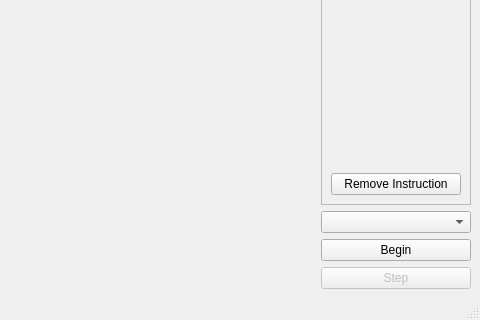
Above: simulator/OSProcessSim/mainwindow.ui from Kastautor/OSProcessSim before the change; both pictures show x 302 to 782 and y 280 to 600 of the 782 by 600 pixel window. Below: the same form after it.
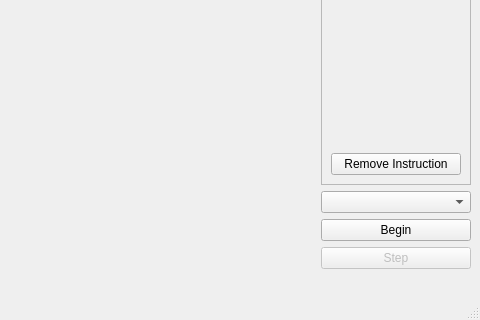
That is the form after the change.

Commit message: New label to monitorize total steps

What changed in the file:
```diff
--- a/simulator/OSProcessSim/mainwindow.ui
+++ b/simulator/OSProcessSim/mainwindow.ui
@@ -175,6 +175,13 @@
           </property>
          </widget>
         </item>
+        <item>
+         <widget class="QLabel" name="totalCyclesLabel">
+          <property name="text">
+           <string/>
+          </property>
+         </widget>
+        </item>
        </layout>
       </item>
      </layout>
```
The commit also changes 16 other files.
